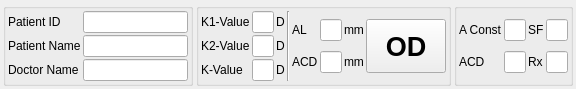
Before: the Qt Designer form calculator_patient.ui in siborion/siborion_american_scan, drawn with Qt 5.
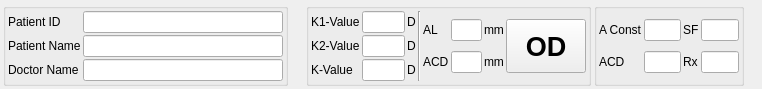
After: the same form once the commit is applied. Custom widgets are drawn as their Qt base class.

```diff
--- a/calculator_patient.ui
+++ b/calculator_patient.ui
@@ -6,14 +6,14 @@
    <rect>
     <x>0</x>
     <y>0</y>
-    <width>576</width>
-    <height>81</height>
+    <width>762</width>
+    <height>76</height>
    </rect>
   </property>
   <property name="windowTitle">
    <string>Form</string>
   </property>
-  <layout class="QGridLayout" name="gridLayout" columnstretch="3,1,0,1" columnminimumwidth="150,0,0,0">
+  <layout class="QGridLayout" name="gridLayout" columnstretch="3,0,0,0,0">
    <property name="leftMargin">
     <number>3</number>
    </property>
@@ -29,7 +29,7 @@
    <property name="spacing">
     <number>3</number>
    </property>
-   <item row="0" column="1">
+   <item row="0" column="2">
     <widget class="QGroupBox" name="groupBox_2">
      <property name="title">
       <string/>
@@ -86,7 +86,14 @@
        </widget>
       </item>
       <item row="0" column="1">
-       <widget class="leAddZero" name="leK1"/>
+       <widget class="leAddZero" name="leK1">
+        <property name="maximumSize">
+         <size>
+          <width>50</width>
+          <height>16777215</height>
+         </size>
+        </property>
+       </widget>
       </item>
       <item row="1" column="0">
        <widget class="QLabel" name="label_6">
@@ -96,7 +103,14 @@
        </widget>
       </item>
       <item row="1" column="1">
-       <widget class="leAddZero" name="leK2"/>
+       <widget class="leAddZero" name="leK2">
+        <property name="maximumSize">
+         <size>
+          <width>50</width>
+          <height>16777215</height>
+         </size>
+        </property>
+       </widget>
       </item>
       <item row="0" column="3" rowspan="3">
        <widget class="Line" name="line">
@@ -107,6 +121,12 @@
       </item>
       <item row="2" column="1">
        <widget class="leAddZero" name="leK">
+        <property name="maximumSize">
+         <size>
+          <width>50</width>
+          <height>16777215</height>
+         </size>
+        </property>
         <property name="readOnly">
          <bool>true</bool>
         </property>
@@ -116,13 +136,26 @@
        <layout class="QGridLayout" name="gridLayout_5">
         <item row="0" column="1">
          <widget class="leAddZero" name="leAL_measure">
+          <property name="maximumSize">
+           <size>
+            <width>50</width>
+            <height>16777215</height>
+           </size>
+          </property>
           <property name="text">
            <string/>
           </property>
          </widget>
         </item>
         <item row="1" column="1">
-         <widget class="leAddZero" name="leACD_measure"/>
+         <widget class="leAddZero" name="leACD_measure">
+          <property name="maximumSize">
+           <size>
+            <width>50</width>
+            <height>16777215</height>
+           </size>
+          </property>
+         </widget>
         </item>
         <item row="0" column="2">
          <widget class="QLabel" name="label_9">
@@ -206,13 +239,34 @@
        </widget>
       </item>
       <item row="1" column="1">
-       <widget class="QLineEdit" name="leACD_personal"/>
+       <widget class="QLineEdit" name="leACD_personal">
+        <property name="maximumSize">
+         <size>
+          <width>50</width>
+          <height>16777215</height>
+         </size>
+        </property>
+       </widget>
       </item>
       <item row="1" column="3">
-       <widget class="QLineEdit" name="leRx_personal"/>
+       <widget class="QLineEdit" name="leRx_personal">
+        <property name="maximumSize">
+         <size>
+          <width>50</width>
+          <height>16777215</height>
+         </size>
+        </property>
+       </widget>
       </item>
       <item row="0" column="3">
-       <widget class="QLineEdit" name="leSF_personal"/>
+       <widget class="QLineEdit" name="leSF_personal">
+        <property name="maximumSize">
+         <size>
+          <width>50</width>
+          <height>16777215</height>
+         </size>
+        </property>
+       </widget>
       </item>
       <item row="1" column="2">
        <widget class="QLabel" name="label_15">
@@ -229,7 +283,14 @@
        </widget>
       </item>
       <item row="0" column="1">
-       <widget class="QLineEdit" name="leAConst_personal"/>
+       <widget class="QLineEdit" name="leAConst_personal">
+        <property name="maximumSize">
+         <size>
+          <width>50</width>
+          <height>16777215</height>
+         </size>
+        </property>
+       </widget>
       </item>
       <item row="0" column="2">
        <widget class="QLabel" name="label_16">
@@ -271,6 +332,18 @@
       </item>
       <item row="0" column="1">
        <widget class="QLineEdit" name="lePatientId">
+        <property name="minimumSize">
+         <size>
+          <width>200</width>
+          <height>0</height>
+         </size>
+        </property>
+        <property name="maximumSize">
+         <size>
+          <width>200</width>
+          <height>16777215</height>
+         </size>
+        </property>
         <property name="readOnly">
          <bool>true</bool>
         </property>
@@ -292,6 +365,18 @@
       </item>
       <item row="1" column="1">
        <widget class="QLineEdit" name="lePatientName">
+        <property name="minimumSize">
+         <size>
+          <width>200</width>
+          <height>0</height>
+         </size>
+        </property>
+        <property name="maximumSize">
+         <size>
+          <width>200</width>
+          <height>16777215</height>
+         </size>
+        </property>
         <property name="readOnly">
          <bool>true</bool>
         </property>
@@ -299,6 +384,18 @@
       </item>
       <item row="2" column="1">
        <widget class="QLineEdit" name="leDoctorName">
+        <property name="minimumSize">
+         <size>
+          <width>200</width>
+          <height>0</height>
+         </size>
+        </property>
+        <property name="maximumSize">
+         <size>
+          <width>200</width>
+          <height>16777215</height>
+         </size>
+        </property>
         <property name="readOnly">
          <bool>true</bool>
         </property>
@@ -307,6 +404,35 @@
      </layout>
     </widget>
    </item>
+   <item row="0" column="1">
+    <spacer name="horizontalSpacer">
+     <property name="orientation">
+      <enum>Qt::Horizontal</enum>
+     </property>
+     <property name="sizeType">
+      <enum>QSizePolicy::Maximum</enum>
+     </property>
+     <property name="sizeHint" stdset="0">
+      <size>
+       <width>40</width>
+       <height>20</height>
+      </size>
+     </property>
+    </spacer>
+   </item>
+   <item row="0" column="4">
+    <spacer name="horizontalSpacer_2">
+     <property name="orientation">
+      <enum>Qt::Horizontal</enum>
+     </property>
+     <property name="sizeHint" stdset="0">
+      <size>
+       <width>40</width>
+       <height>20</height>
+      </size>
+     </property>
+    </spacer>
+   </item>
   </layout>
  </widget>
  <customwidgets>
```
